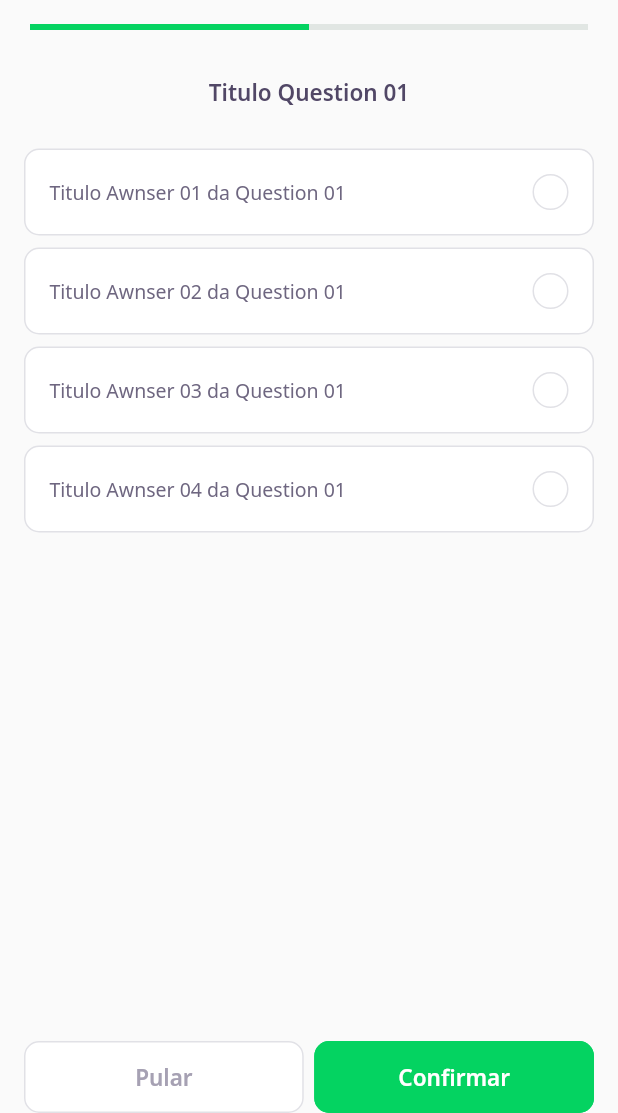
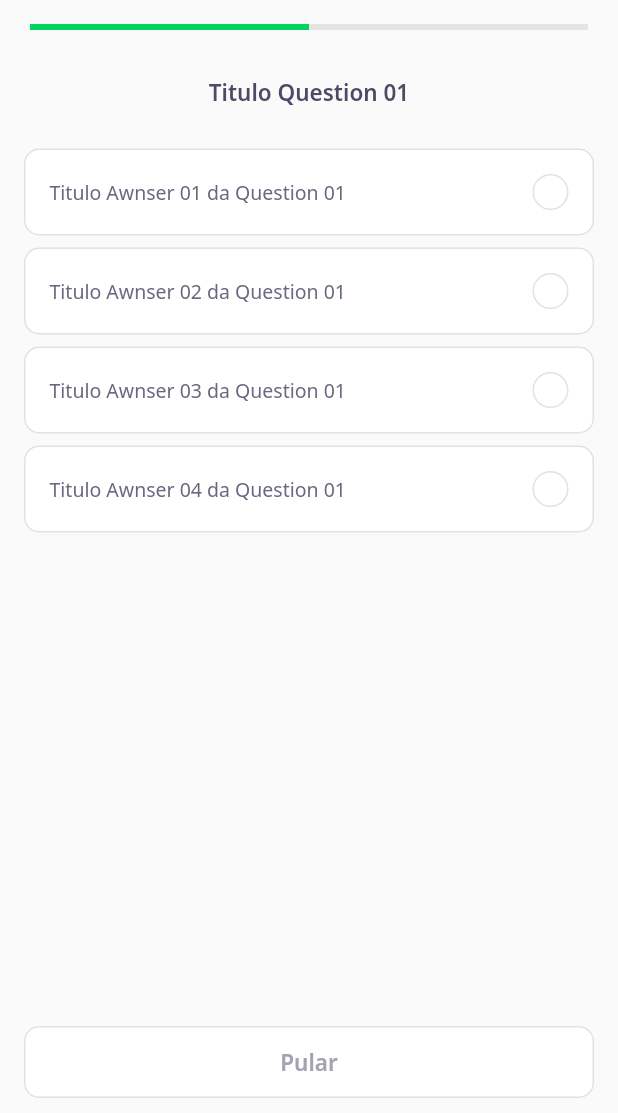
Before and after one commit to Fernando-Braulio/DevQuiz_NLW05, a Flutter app: the screen it shows after launch, after a tap on "Titulo Quiz 1", on a phone screen of 412 x 824 dp, the part 123-1236 px from its top. Run offline on Flutter 3.47's test engine with Material 2 defaults, Android fonts, the phone set to English and light mode, and no system bars; our stand-ins replace google_fonts; accounts and stored records are empty; network calls fail.

Commit message:
Aula 04 - Inserindo ValueListenableBuilder para atualizar paginas ao efetuar os clicks

```diff
--- a/lib/challenge/challenge_page.dart
+++ b/lib/challenge/challenge_page.dart
@@ -26,6 +26,14 @@ class _ChallengePageState extends State<ChallengePage> {
     super.initState();
   }
 
+  void nextPage() {
+    if (controller.currentPage < widget.questions.length)
+      pageController.nextPage(
+        duration: Duration(seconds: 1),
+        curve: Curves.linear,
+      );
+  }
+
   @override
   Widget build(BuildContext context) {
     return Scaffold(
@@ -52,37 +60,47 @@ class _ChallengePageState extends State<ChallengePage> {
       body: PageView(
         physics: NeverScrollableScrollPhysics(),
         controller: pageController,
-        children: widget.questions.map((e) => QuizWidget(question: e)).toList(),
+        children: widget.questions
+            .map((e) => QuizWidget(
+                  question: e,
+                  onChange: nextPage,
+                ))
+            .toList(),
       ),
       bottomNavigationBar: SafeArea(
         bottom: true,
         child: Padding(
           padding: const EdgeInsets.symmetric(horizontal: 16),
+          child: ValueListenableBuilder<int>(
+            valueListenable: controller.currentPageNotifier,
+            builder: (context, value, _) => Padding(
+              padding: const EdgeInsets.only(bottom: 10),
               child: Row(
                 mainAxisAlignment: MainAxisAlignment.spaceAround,
                 children: [
+                  if (value != widget.questions.length)
                     Expanded(
                       child: NextButtonWidget.white(
                         label: "Pular",
-                  onTap: () {
-                    pageController.nextPage(
-                      duration: Duration(seconds: 1),
-                      curve: Curves.linear,
-                    );
-                  },
+                        onTap: nextPage,
                       ),
                     ),
-              SizedBox(width: 7),
+                  if (value == widget.questions.length) SizedBox(width: 7),
+                  if (value == widget.questions.length)
                     Expanded(
                       child: NextButtonWidget.green(
                         label: "Confirmar",
-                  onTap: () {},
+                        onTap: () {
+                          Navigator.pop(context);
+                        },
                       ),
                     ),
                 ],
               ),
             ),
           ),
+        ),
+      ),
     );
   }
 }
--- a/lib/challenge/widgets/awnser/awnser_widget.dart
+++ b/lib/challenge/widgets/awnser/awnser_widget.dart
@@ -6,12 +6,14 @@ class AwnserWidget extends StatelessWidget {
   final AwnserModel awnser;
   final bool isSelected;
   final VoidCallback onTap;
+  final bool disabled;
 
   const AwnserWidget(
       {Key? key,
       required this.awnser,
       required this.onTap,
-      this.isSelected = false})
+      this.isSelected = false,
+      this.disabled = false})
       : super(key: key);
 
   Color get _selectedColorRight =>
@@ -35,6 +37,8 @@ class AwnserWidget extends StatelessWidget {
   Widget build(BuildContext context) {
     return Padding(
       padding: EdgeInsets.symmetric(horizontal: 16.0, vertical: 4),
+      child: IgnorePointer(
+        ignoring: disabled,
         child: GestureDetector(
           onTap: onTap,
           child: Container(
@@ -45,8 +49,9 @@ class AwnserWidget extends StatelessWidget {
                   : AppColors.white,
               borderRadius: BorderRadius.circular(10),
               border: Border.fromBorderSide(BorderSide(
-                color:
-                    isSelected ? _selectedBorderCardRight : AppColors.border)),
+                  color: isSelected
+                      ? _selectedBorderCardRight
+                      : AppColors.border)),
             ),
             child: Row(
               mainAxisAlignment: MainAxisAlignment.spaceBetween,
@@ -54,8 +59,9 @@ class AwnserWidget extends StatelessWidget {
                 Expanded(
                   child: Text(
                     awnser.title,
-                  style:
-                      isSelected ? _selectedTextStyleRight : AppTextStyles.body,
+                    style: isSelected
+                        ? _selectedTextStyleRight
+                        : AppTextStyles.body,
                   ),
                 ),
                 Container(
@@ -83,6 +89,7 @@ class AwnserWidget extends StatelessWidget {
             ),
           ),
         ),
+      ),
     );
   }
 }
--- a/lib/challenge/widgets/quiz/quiz_widget.dart
+++ b/lib/challenge/widgets/quiz/quiz_widget.dart
@@ -6,8 +6,9 @@ import 'package:flutter/material.dart';
 
 class QuizWidget extends StatefulWidget {
   final QuestionModel question;
-
-  const QuizWidget({Key? key, required this.question}) : super(key: key);
+  final VoidCallback onChange;
+  const QuizWidget({Key? key, required this.question, required this.onChange})
+      : super(key: key);
 
   @override
   _QuizWidgetState createState() => _QuizWidgetState();
@@ -31,9 +32,11 @@ class _QuizWidgetState extends State<QuizWidget> {
           for (var i = 0; i < widget.question.awnsers.length; i++)
             AwnserWidget(
               awnser: awnser(i),
+              disabled: indexSelected != -1,
               isSelected: indexSelected == i,
               onTap: () {
                 indexSelected = i;
+                widget.onChange();
                 setState(() {});
               },
             ),
```
Lines whose indentation alone changed are shown as unchanged.
